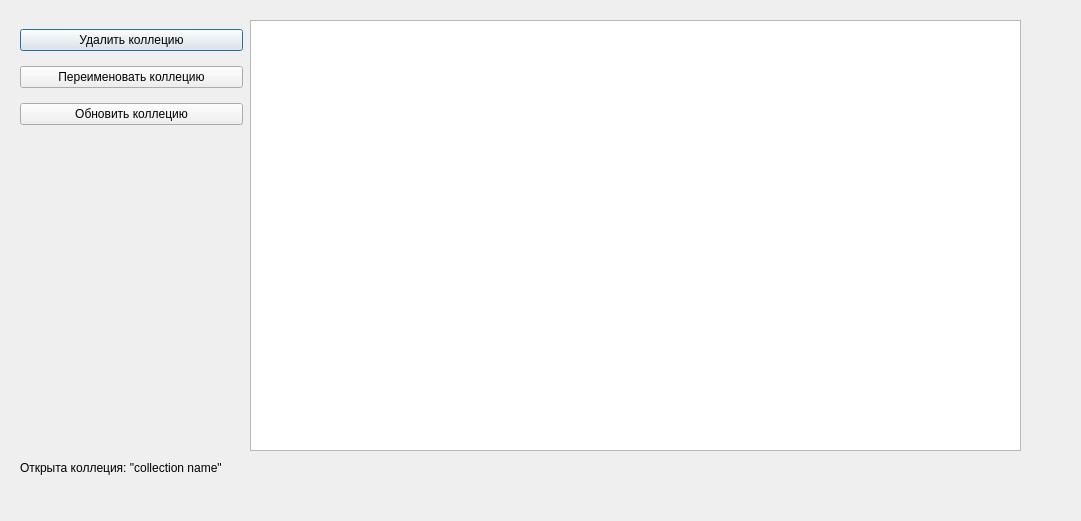
This is collectionSaveJson-master/openfile.ui in adanil/PostmanMock as Qt 5 draws it before an edit. The edited form follows.
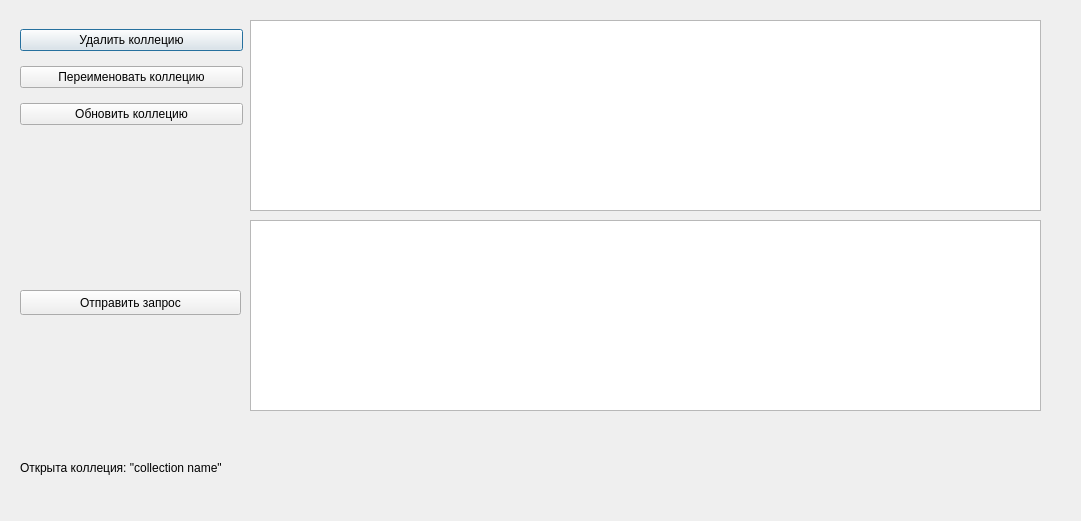
This is the edited form.

The edit to the form file:
```diff
--- a/collectionSaveJson-master/openfile.ui
+++ b/collectionSaveJson-master/openfile.ui
@@ -18,8 +18,8 @@
     <rect>
      <x>250</x>
      <y>20</y>
-     <width>771</width>
-     <height>431</height>
+     <width>791</width>
+     <height>191</height>
     </rect>
    </property>
    <property name="minimumSize">
@@ -75,6 +75,35 @@
     <string>Открыта коллеция: &quot;collection name&quot; </string>
    </property>
   </widget>
+  <widget class="QTextBrowser" name="textBrowserRequest">
+   <property name="geometry">
+    <rect>
+     <x>250</x>
+     <y>220</y>
+     <width>791</width>
+     <height>191</height>
+    </rect>
+   </property>
+   <property name="minimumSize">
+    <size>
+     <width>0</width>
+     <height>0</height>
+    </size>
+   </property>
+  </widget>
+  <widget class="QPushButton" name="Requestbtn">
+   <property name="geometry">
+    <rect>
+     <x>20</x>
+     <y>290</y>
+     <width>221</width>
+     <height>25</height>
+    </rect>
+   </property>
+   <property name="text">
+    <string>Отправить запрос</string>
+   </property>
+  </widget>
  </widget>
  <resources/>
  <connections/>
```
